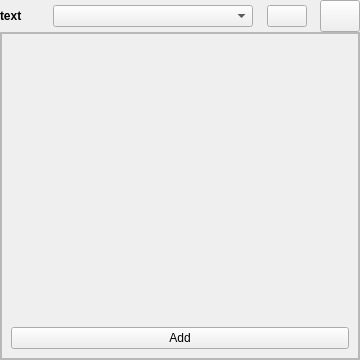
PhysioLabXR/PhysioLabXR-Community, file rena/ui/ParamWidget.ui: the form before one commit.
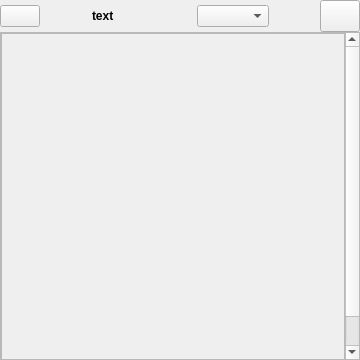
The form after the commit.

What changed in the file:
```diff
--- a/rena/ui/ParamWidget.ui
+++ b/rena/ui/ParamWidget.ui
@@ -2,6 +2,9 @@
 <ui version="4.0">
  <class>top_widget</class>
  <widget class="QWidget" name="top_widget">
+  <property name="enabled">
+   <bool>true</bool>
+  </property>
   <property name="geometry">
    <rect>
     <x>0</x>
@@ -57,8 +60,8 @@
      </property>
      <property name="maximumSize">
       <size>
-       <width>360</width>
-       <height>32</height>
+       <width>16777215</width>
+       <height>16777215</height>
       </size>
      </property>
      <layout class="QHBoxLayout" name="top_layout">
@@ -74,6 +77,13 @@
       <property name="bottomMargin">
        <number>0</number>
       </property>
+      <item alignment="Qt::AlignLeft">
+       <widget class="QPushButton" name="expand_collapse_button">
+        <property name="text">
+         <string/>
+        </property>
+       </widget>
+      </item>
       <item alignment="Qt::AlignLeft">
        <widget class="QLabel" name="label_param_name">
         <property name="sizePolicy">
@@ -107,32 +117,25 @@
       <item alignment="Qt::AlignRight">
        <widget class="QComboBox" name="type_comboBox">
         <property name="sizePolicy">
-         <sizepolicy hsizetype="Fixed" vsizetype="Fixed">
+         <sizepolicy hsizetype="Expanding" vsizetype="Fixed">
           <horstretch>0</horstretch>
           <verstretch>0</verstretch>
          </sizepolicy>
         </property>
         <property name="minimumSize">
          <size>
-          <width>200</width>
+          <width>0</width>
           <height>0</height>
          </size>
         </property>
         <property name="maximumSize">
          <size>
-          <width>200</width>
+          <width>16777215</width>
           <height>16777215</height>
          </size>
         </property>
        </widget>
       </item>
-      <item alignment="Qt::AlignRight">
-       <widget class="QPushButton" name="expand_collapse_button">
-        <property name="text">
-         <string/>
-        </property>
-       </widget>
-      </item>
       <item alignment="Qt::AlignRight">
        <widget class="QPushButton" name="remove_btn">
         <property name="sizePolicy">
@@ -195,8 +198,8 @@
           <rect>
            <x>0</x>
            <y>0</y>
-           <width>358</width>
-           <height>326</height>
+           <width>344</width>
+           <height>360</height>
           </rect>
          </property>
          <property name="sizePolicy">
@@ -223,6 +226,12 @@
           </property>
           <item>
            <widget class="QFrame" name="list_content_frame_widget">
+            <property name="minimumSize">
+             <size>
+              <width>0</width>
+              <height>360</height>
+             </size>
+            </property>
             <property name="frameShape">
              <enum>QFrame::StyledPanel</enum>
             </property>
@@ -243,8 +252,14 @@
                </property>
               </spacer>
              </item>
-             <item>
+             <item alignment="Qt::AlignHCenter">
               <widget class="QPushButton" name="add_to_list_button">
+               <property name="sizePolicy">
+                <sizepolicy hsizetype="Minimum" vsizetype="Fixed">
+                 <horstretch>0</horstretch>
+                 <verstretch>0</verstretch>
+                </sizepolicy>
+               </property>
                <property name="text">
                 <string>Add</string>
                </property>
```
